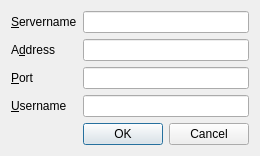
The window that src/mumble/ConnectDialogEdit.ui (mumble-voip/mumble) describes before a commit, drawn with Qt 5.
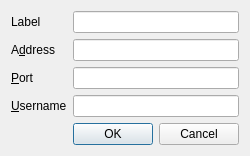
The same window after the commit.

Commit message: Fixed misleading label in ConnectDialogEdit.ui (Servername -> Label) (#2991173)

```diff
--- a/src/mumble/ConnectDialogEdit.ui
+++ b/src/mumble/ConnectDialogEdit.ui
@@ -17,7 +17,7 @@
    <item row="0" column="0">
     <widget class="QLabel" name="qliName">
      <property name="text">
-      <string>&amp;Servername</string>
+      <string>Label</string>
      </property>
      <property name="buddy">
       <cstring>qleName</cstring>
```
Left out of the diff: 4 changed lines with no effect on the pictures.
